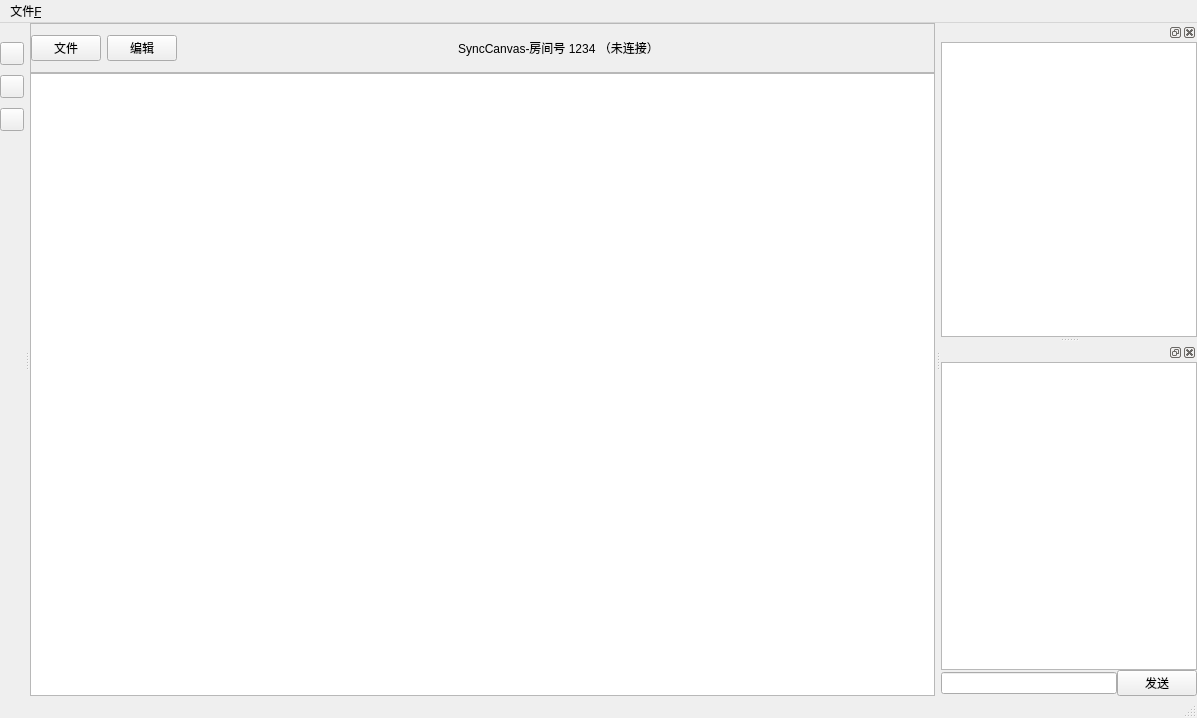
This is DBClient/canvas.ui in shanzhi7/CoBoard-Cpp as Qt 5 draws it before an edit. The edited form follows.
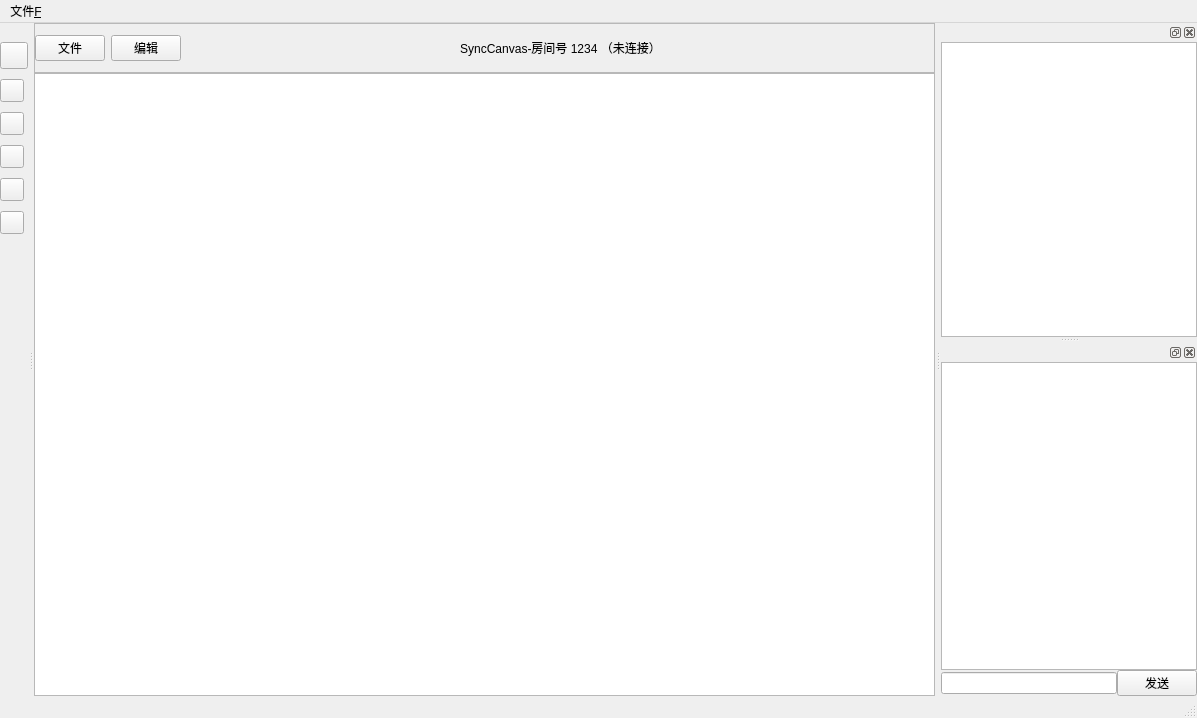
This is the edited form. Icons and pictures are not drawn. Custom widgets are drawn as their Qt base class.

```diff
--- a/DBClient/canvas.ui
+++ b/DBClient/canvas.ui
@@ -400,18 +400,84 @@
      </property>
      <item>
       <widget class="QToolButton" name="pen_tool">
+       <property name="maximumSize">
+        <size>
+         <width>16777215</width>
+         <height>16777215</height>
+        </size>
+       </property>
        <property name="styleSheet">
         <string notr="true">border-image: url(:/res/pen.png);</string>
        </property>
        <property name="text">
         <string/>
        </property>
+       <property name="iconSize">
+        <size>
+         <width>20</width>
+         <height>20</height>
+        </size>
+       </property>
+       <property name="checkable">
+        <bool>true</bool>
+       </property>
+       <property name="autoExclusive">
+        <bool>false</bool>
+       </property>
       </widget>
      </item>
      <item>
       <widget class="QToolButton" name="eraser_tool">
        <property name="styleSheet">
         <string notr="true">border-image: url(:/res/Eraser.png);</string>
+       </property>
+       <property name="text">
+        <string/>
+       </property>
+       <property name="checkable">
+        <bool>true</bool>
+       </property>
+       <property name="autoExclusive">
+        <bool>false</bool>
+       </property>
+      </widget>
+     </item>
+     <item>
+      <widget class="QToolButton" name="rect_tool">
+       <property name="styleSheet">
+        <string notr="true">border-image: url(:/res/shape_rect.png);</string>
+       </property>
+       <property name="text">
+        <string/>
+       </property>
+       <property name="checkable">
+        <bool>true</bool>
+       </property>
+       <property name="autoExclusive">
+        <bool>false</bool>
+       </property>
+      </widget>
+     </item>
+     <item>
+      <widget class="QToolButton" name="oval_tool">
+       <property name="styleSheet">
+        <string notr="true">border-image: url(:/res/shape_oval.png);</string>
+       </property>
+       <property name="text">
+        <string/>
+       </property>
+       <property name="checkable">
+        <bool>true</bool>
+       </property>
+       <property name="autoExclusive">
+        <bool>false</bool>
+       </property>
+      </widget>
+     </item>
+     <item>
+      <widget class="QToolButton" name="width_tool">
+       <property name="styleSheet">
+        <string notr="true">border-image: url(:/res/pen_width.png);</string>
        </property>
        <property name="text">
         <string/>
```
Left out of the diff: 2 changed lines with no effect on the pictures.
